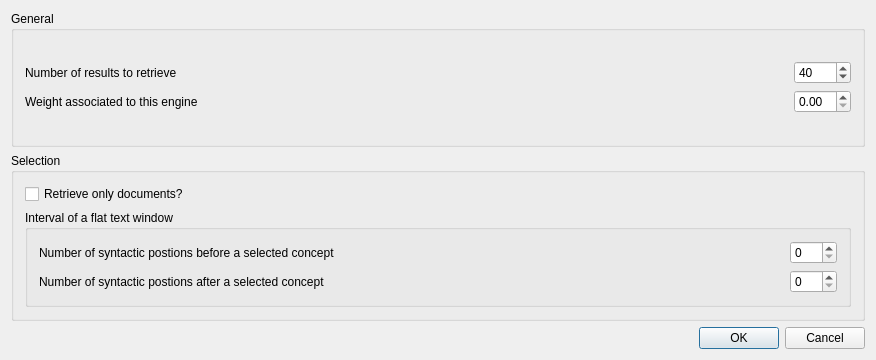
This is xmlengine/frontend/qt/genginexml.ui in pfrancq/galilei as Qt 5 draws it before an edit. The edited form follows.
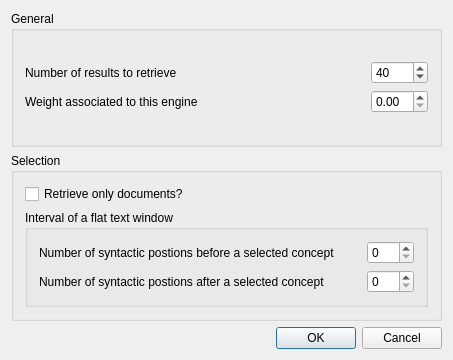
This is the edited form.

Commit message: - Changes in the dialog boxes.

```diff
--- a/xmlengine/frontend/qt/genginexml.ui
+++ b/xmlengine/frontend/qt/genginexml.ui
@@ -6,7 +6,7 @@
    <rect>
     <x>0</x>
     <y>0</y>
-    <width>876</width>
+    <width>453</width>
     <height>360</height>
    </rect>
   </property>
@@ -75,11 +75,11 @@
              <enum>Qt::Horizontal</enum>
             </property>
             <property name="sizeType">
-             <enum>QSizePolicy::Expanding</enum>
+             <enum>QSizePolicy::MinimumExpanding</enum>
             </property>
             <property name="sizeHint" stdset="0">
              <size>
-              <width>547</width>
+              <width>20</width>
               <height>20</height>
              </size>
             </property>
@@ -91,11 +91,11 @@
              <enum>Qt::Horizontal</enum>
             </property>
             <property name="sizeType">
-             <enum>QSizePolicy::Expanding</enum>
+             <enum>QSizePolicy::Minimum</enum>
             </property>
             <property name="sizeHint" stdset="0">
              <size>
-              <width>613</width>
+              <width>20</width>
               <height>20</height>
              </size>
             </property>
@@ -150,9 +150,12 @@
              <property name="orientation">
               <enum>Qt::Horizontal</enum>
              </property>
+             <property name="sizeType">
+              <enum>QSizePolicy::MinimumExpanding</enum>
+             </property>
              <property name="sizeHint" stdset="0">
               <size>
-               <width>40</width>
+               <width>20</width>
                <height>20</height>
               </size>
              </property>
@@ -193,9 +196,12 @@
              <property name="orientation">
               <enum>Qt::Horizontal</enum>
              </property>
+             <property name="sizeType">
+              <enum>QSizePolicy::MinimumExpanding</enum>
+             </property>
              <property name="sizeHint" stdset="0">
               <size>
-               <width>40</width>
+               <width>20</width>
                <height>20</height>
               </size>
              </property>
@@ -224,6 +230,12 @@
    </item>
    <item>
     <widget class="QDialogButtonBox" name="buttonBox">
+     <property name="sizePolicy">
+      <sizepolicy hsizetype="MinimumExpanding" vsizetype="Fixed">
+       <horstretch>0</horstretch>
+       <verstretch>0</verstretch>
+      </sizepolicy>
+     </property>
      <property name="standardButtons">
       <set>QDialogButtonBox::Cancel|QDialogButtonBox::Ok</set>
      </property>
```
The commit also changes 4 other files.
